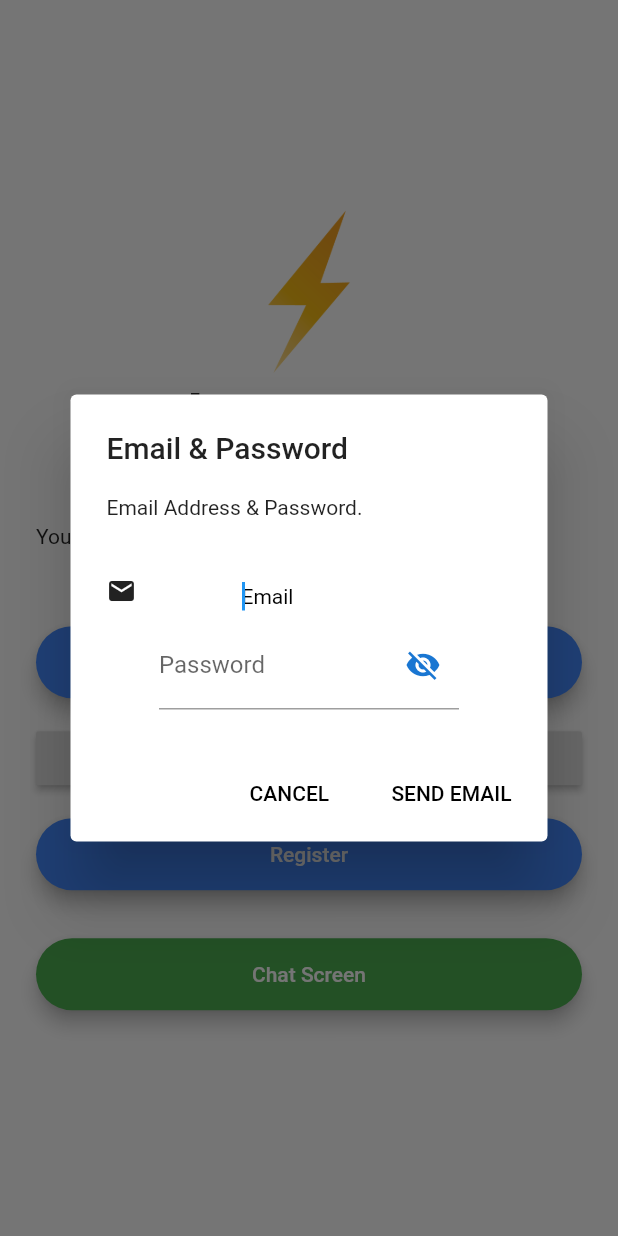
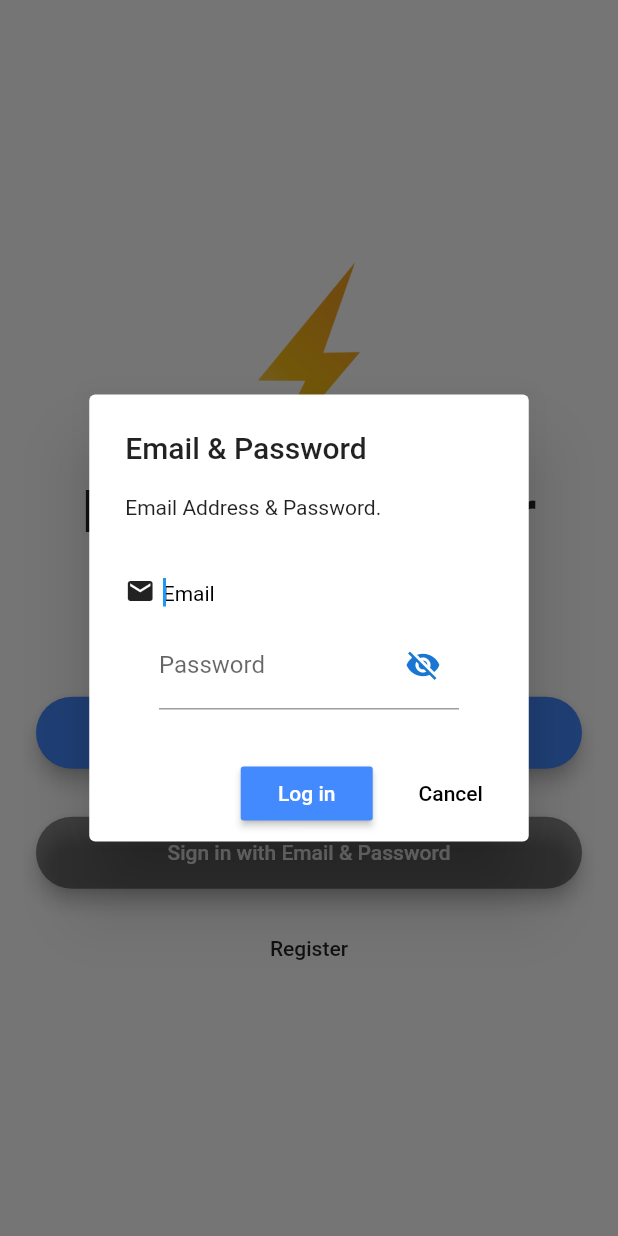
Before and after one commit to Flutter-Buddies/Punk-Messenger, a Flutter app: the WelcomeScreen screen opened by its route, after a tap on "Sign in with Email & Password", on a phone screen of 412 x 824 dp. Run offline on Flutter 3.47's test engine with Material 2 defaults, Android fonts, the phone set to English and light mode, and no system bars; our stand-ins replace bloc, cloud_firestore, firebase_core, firebase_crashlytics, flutter_bloc, flutter_dotenv and 1 more; missing offline and left inert: auth; accounts and stored records are empty.

Commit message:
Can now register and sign in using email/password
Signed-off-by: Hans Kokx <hans.d.kokx@gmail.com>

```diff
--- a/lib/main.dart
+++ b/lib/main.dart
@@ -1,4 +1,3 @@
-import 'package:auth/auth.dart';
 import 'package:flutter/material.dart';
 import 'package:flutter_bloc/flutter_bloc.dart';
 import 'package:punkmessenger/bloc/login_bloc.dart';
@@ -45,8 +44,7 @@ class FlashChat extends StatelessWidget {
                 // : Navigator.push(context, MaterialPageRoute(
                 //     builder: (context) => SplashScreen(),
                 //   ));
-                : Text(BlocProvider.of<LoginBloc>(context).state.toString());
-            // WelcomeScreen();
+                : WelcomeScreen();
           },
         ),
       ),
--- a/lib/presentation/screens/chat_screen.dart
+++ b/lib/presentation/screens/chat_screen.dart
@@ -45,7 +45,6 @@ class _ChatScreenState extends State<ChatScreen> {
           mainAxisAlignment: MainAxisAlignment.spaceBetween,
           crossAxisAlignment: CrossAxisAlignment.stretch,
           children: <Widget>[
-            Text("Test"),
             MessagesStream(),
             Container(
               decoration: kMessageContainerDecoration,
--- a/lib/presentation/screens/welcome_screen.dart
+++ b/lib/presentation/screens/welcome_screen.dart
@@ -71,6 +71,9 @@ class _WelcomeScreenState extends State<WelcomeScreen>
 
   @override
   Widget build(BuildContext context) {
+    if (loggedIn) {
+      return ChatScreen();
+    } else {
       return Scaffold(
         backgroundColor: animation.value,
         body: Padding(
@@ -78,6 +81,7 @@ class _WelcomeScreenState extends State<WelcomeScreen>
           child: _buildBody(context),
         ),
       );
+    }
   }
 
   Widget get _authResults => ListView(
@@ -101,9 +105,6 @@ class _WelcomeScreenState extends State<WelcomeScreen>
       );
   //
   Widget _buildBody(BuildContext context) {
-    if (loggedIn) {
-      return _authResults;
-    } else {
     // This function is called by every RaisedButton widget.
     void signInFunc({bool signIn}) {
       if (signIn) {
@@ -124,7 +125,7 @@ class _WelcomeScreenState extends State<WelcomeScreen>
               tag: 'logo',
               child: Container(
                 child: Image.asset('images/logo.png'),
-                  height: 120.0,
+                height: 150.0,
               ),
             ),
             Text(
@@ -139,7 +140,6 @@ class _WelcomeScreenState extends State<WelcomeScreen>
         SizedBox(
           height: 48.0,
         ),
-          const Text('You are not currently signed in.'),
         signInErrorMsg,
         RoundedButton(
           onPressed: () {
@@ -156,7 +156,8 @@ class _WelcomeScreenState extends State<WelcomeScreen>
           title: 'Sign In With Google',
           color: Colors.blueAccent,
         ),
-          RaisedButton(
+        RoundedButton(
+          color: Colors.black45,
           onPressed: () async {
             final ep = await dialogBox(context: context);
             if (ep == null || ep.isEmpty) {
@@ -172,30 +173,17 @@ class _WelcomeScreenState extends State<WelcomeScreen>
               errorMessage = auth.message;
             });
           },
-            child: const Text('Sign in with Email & Password'),
+          title: 'Sign in with Email & Password',
         ),
-
-          RoundedButton(
-            title: 'Register',
-            color: Colors.blueAccent,
+        FlatButton(
+          child: Text('Register'),
+          color: Colors.white,
           onPressed: () {
             Navigator.pushNamed(context, RegistrationScreen.id);
           },
         ),
-          RoundedButton(
-            title: 'Chat Screen',
-            color: Colors.green,
-            onPressed: () {
-              Navigator.pushNamed(context, ChatScreen.id);
-            },
-          ),
-          // SignInButton(Buttons.GoogleDark, text: "Sign up with Google",
-          // onPressed: () {
-          // _signInWithGoogle();
-          // })
       ],
     );
-    }
   }
 }
 
@@ -263,7 +251,7 @@ class _CustomAlertDialogState extends State<CustomAlertDialog> {
                       ),
                     ),
                     SizedBox(
-                      width: 250,
+                      width: 225,
                       child: TextFormField(
                         validator: validateEmail,
                         controller: _emailController,
@@ -272,7 +260,7 @@ class _CustomAlertDialogState extends State<CustomAlertDialog> {
                         decoration: const InputDecoration(
                             border: InputBorder.none,
                             hintText: 'Email',
-                            contentPadding: EdgeInsets.only(left: 70, top: 15),
+                            contentPadding: EdgeInsets.only(left: 5, top: 10),
                             hintStyle:
                                 TextStyle(color: Colors.black, fontSize: 14)),
                         style: const TextStyle(color: Colors.black),
@@ -321,21 +309,22 @@ class _CustomAlertDialogState extends State<CustomAlertDialog> {
         ),
       ),
       actions: <Widget>[
+        RaisedButton(
+          onPressed: () {
+            _onPressed();
+          },
+          color: Colors.blueAccent,
+          child: const Text(
+            'Log in',
+            style: TextStyle(color: Colors.white),
+          ),
+        ),
         FlatButton(
           onPressed: () {
             Navigator.of(context).pop();
           },
           child: const Text(
-            'CANCEL',
-            style: TextStyle(color: Colors.black),
-          ),
-        ),
-        FlatButton(
-          onPressed: () {
-            _onPressed();
-          },
-          child: const Text(
-            'SEND EMAIL',
+            'Cancel',
             style: TextStyle(color: Colors.black),
           ),
         ),
```
Also changed, not shown: lib/presentation/screens/registration_screen.dart (+15 -3 lines). Lines whose indentation alone changed are shown as unchanged.
